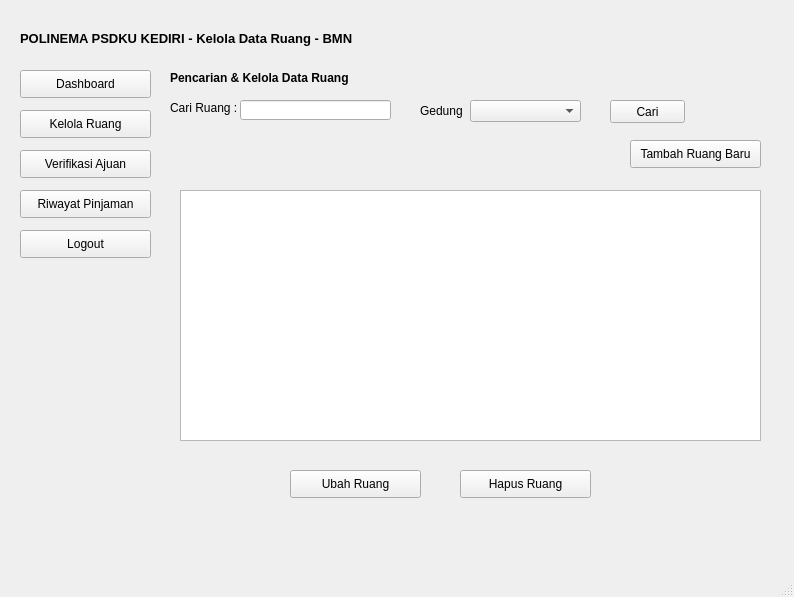
First picture: the form in ui/kelola_data_ruang_BMN.ui, repository Ariel-F-S/SistemPeminjamanRuangPolinemaKampusKediri, before the edit.
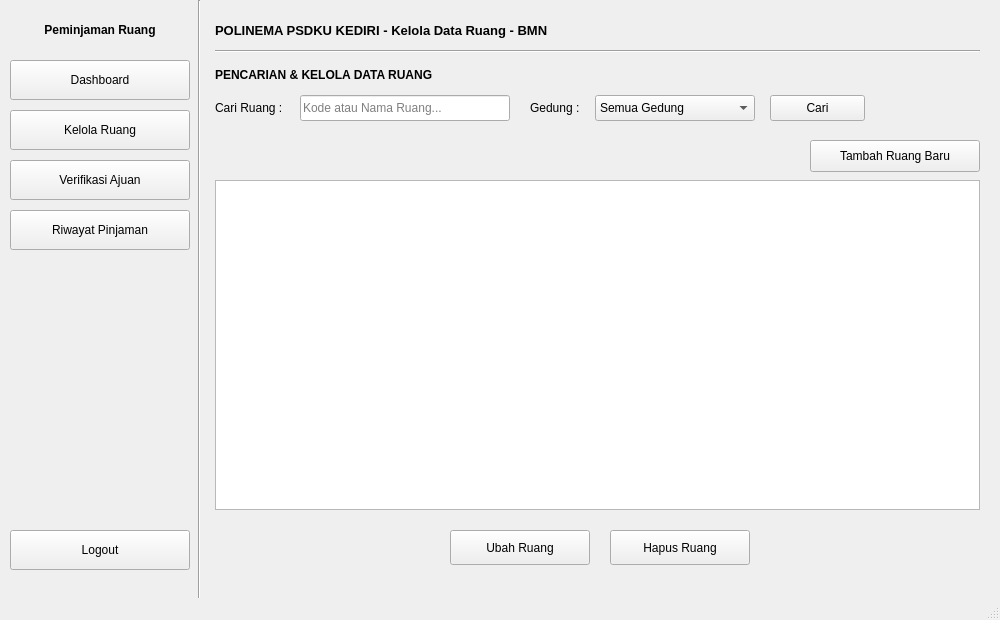
Second picture: the form after the edit. Icons and pictures are not drawn.

The edit to the form file:
```diff
--- a/ui/kelola_data_ruang_BMN.ui
+++ b/ui/kelola_data_ruang_BMN.ui
@@ -6,8 +6,8 @@
    <rect>
     <x>0</x>
     <y>0</y>
-    <width>794</width>
-    <height>597</height>
+    <width>1000</width>
+    <height>620</height>
    </rect>
   </property>
   <property name="windowTitle">
@@ -17,30 +17,32 @@
    <widget class="QLabel" name="label">
     <property name="geometry">
      <rect>
-      <x>20</x>
-      <y>30</y>
-      <width>351</width>
-      <height>16</height>
+      <x>10</x>
+      <y>15</y>
+      <width>180</width>
+      <height>30</height>
      </rect>
     </property>
     <property name="font">
      <font>
-      <pointsize>10</pointsize>
       <weight>75</weight>
       <bold>true</bold>
      </font>
     </property>
     <property name="text">
-     <string>POLINEMA PSDKU KEDIRI - Kelola Data Ruang - BMN</string>
+     <string>Peminjaman Ruang</string>
+    </property>
+    <property name="alignment">
+     <set>Qt::AlignCenter</set>
     </property>
    </widget>
    <widget class="QPushButton" name="pushButton">
     <property name="geometry">
      <rect>
-      <x>20</x>
-      <y>70</y>
-      <width>131</width>
-      <height>28</height>
+      <x>10</x>
+      <y>60</y>
+      <width>180</width>
+      <height>40</height>
      </rect>
     </property>
     <property name="text">
@@ -54,10 +56,10 @@
    <widget class="QPushButton" name="pushButton_2">
     <property name="geometry">
      <rect>
-      <x>20</x>
+      <x>10</x>
       <y>110</y>
-      <width>131</width>
-      <height>28</height>
+      <width>180</width>
+      <height>40</height>
      </rect>
     </property>
     <property name="text">
@@ -71,10 +73,10 @@
    <widget class="QPushButton" name="pushButton_3">
     <property name="geometry">
      <rect>
-      <x>20</x>
-      <y>150</y>
-      <width>131</width>
-      <height>28</height>
+      <x>10</x>
+      <y>160</y>
+      <width>180</width>
+      <height>40</height>
      </rect>
     </property>
     <property name="text">
@@ -88,10 +90,10 @@
    <widget class="QPushButton" name="pushButton_4">
     <property name="geometry">
      <rect>
-      <x>20</x>
-      <y>190</y>
-      <width>131</width>
-      <height>28</height>
+      <x>10</x>
+      <y>210</y>
+      <width>180</width>
+      <height>40</height>
      </rect>
     </property>
     <property name="text">
@@ -105,10 +107,10 @@
    <widget class="QPushButton" name="pushButton_5">
     <property name="geometry">
      <rect>
-      <x>20</x>
-      <y>230</y>
-      <width>131</width>
-      <height>28</height>
+      <x>10</x>
+      <y>530</y>
+      <width>180</width>
+      <height>40</height>
      </rect>
     </property>
     <property name="text">
@@ -119,81 +121,158 @@
       <normaloff>../icon/exit.png</normaloff>../icon/exit.png</iconset>
     </property>
    </widget>
-   <widget class="QLabel" name="label_2">
+   <widget class="QFrame" name="garisSidebar">
     <property name="geometry">
      <rect>
-      <x>170</x>
-      <y>70</y>
-      <width>191</width>
-      <height>16</height>
+      <x>198</x>
+      <y>0</y>
+      <width>2</width>
+      <height>600</height>
+     </rect>
+    </property>
+    <property name="frameShape">
+     <enum>QFrame::VLine</enum>
+    </property>
+    <property name="frameShadow">
+     <enum>QFrame::Sunken</enum>
+    </property>
+   </widget>
+   <widget class="QLabel" name="lblJudul">
+    <property name="geometry">
+     <rect>
+      <x>215</x>
+      <y>15</y>
+      <width>550</width>
+      <height>30</height>
      </rect>
     </property>
     <property name="font">
      <font>
+      <pointsize>10</pointsize>
       <weight>75</weight>
       <bold>true</bold>
      </font>
     </property>
     <property name="text">
-     <string>Pencarian &amp; Kelola Data Ruang</string>
+     <string>POLINEMA PSDKU KEDIRI - Kelola Data Ruang - BMN</string>
     </property>
    </widget>
-   <widget class="QLineEdit" name="lineEdit">
+   <widget class="QFrame" name="garisHeader">
     <property name="geometry">
      <rect>
-      <x>240</x>
-      <y>100</y>
-      <width>151</width>
+      <x>215</x>
+      <y>50</y>
+      <width>765</width>
+      <height>2</height>
+     </rect>
+    </property>
+    <property name="frameShape">
+     <enum>QFrame::HLine</enum>
+    </property>
+    <property name="frameShadow">
+     <enum>QFrame::Sunken</enum>
+    </property>
+   </widget>
+   <widget class="QLabel" name="lblFilterTitle">
+    <property name="geometry">
+     <rect>
+      <x>215</x>
+      <y>65</y>
+      <width>280</width>
       <height>20</height>
      </rect>
     </property>
-    <property name="clearButtonEnabled">
-     <bool>false</bool>
+    <property name="font">
+     <font>
+      <weight>75</weight>
+      <bold>true</bold>
+     </font>
+    </property>
+    <property name="text">
+     <string>PENCARIAN &amp; KELOLA DATA RUANG</string>
     </property>
    </widget>
    <widget class="QLabel" name="label_3">
     <property name="geometry">
      <rect>
-      <x>170</x>
-      <y>100</y>
-      <width>71</width>
-      <height>16</height>
+      <x>215</x>
+      <y>95</y>
+      <width>80</width>
+      <height>26</height>
      </rect>
     </property>
     <property name="text">
      <string>Cari Ruang :</string>
     </property>
    </widget>
-   <widget class="QComboBox" name="comboBox">
+   <widget class="QLineEdit" name="txtCariRuang">
     <property name="geometry">
      <rect>
-      <x>470</x>
-      <y>100</y>
-      <width>111</width>
-      <height>22</height>
+      <x>300</x>
+      <y>95</y>
+      <width>210</width>
+      <height>26</height>
      </rect>
     </property>
+    <property name="placeholderText">
+     <string>Kode atau Nama Ruang...</string>
+    </property>
    </widget>
    <widget class="QLabel" name="label_4">
     <property name="geometry">
      <rect>
-      <x>420</x>
-      <y>100</y>
-      <width>47</width>
-      <height>21</height>
+      <x>530</x>
+      <y>95</y>
+      <width>60</width>
+      <height>26</height>
      </rect>
     </property>
     <property name="text">
-     <string>Gedung : </string>
+     <string>Gedung :</string>
     </property>
    </widget>
-   <widget class="QPushButton" name="pushButton_6">
+   <widget class="QComboBox" name="comboGedung">
     <property name="geometry">
      <rect>
-      <x>610</x>
-      <y>100</y>
-      <width>75</width>
-      <height>23</height>
+      <x>595</x>
+      <y>95</y>
+      <width>160</width>
+      <height>26</height>
+     </rect>
+    </property>
+    <item>
+     <property name="text">
+      <string>Semua Gedung</string>
+     </property>
+    </item>
+    <item>
+     <property name="text">
+      <string>Gedung Kuliah 1</string>
+     </property>
+    </item>
+    <item>
+     <property name="text">
+      <string>Gedung Kuliah 2</string>
+     </property>
+    </item>
+    <item>
+     <property name="text">
+      <string>Gedung Teknik</string>
+     </property>
+    </item>
+    <item>
+     <property name="text">
+      <string>Aula</string>
+     </property>
+    </item>
+   </widget>
+   <widget class="QPushButton" name="btnCari">
+    <property name="geometry">
+     <rect>
+      <x>770</x>
+      <y>95</y>
+      <width>95</width>
+      <height>26</height>
      </rect>
     </property>
     <property name="text">
@@ -207,10 +286,10 @@
    <widget class="QPushButton" name="pushButton_7">
     <property name="geometry">
      <rect>
-      <x>630</x>
+      <x>810</x>
       <y>140</y>
-      <width>131</width>
-      <height>28</height>
+      <width>170</width>
+      <height>32</height>
      </rect>
     </property>
     <property name="text">
@@ -224,20 +303,20 @@
    <widget class="QTableWidget" name="tableWidget">
     <property name="geometry">
      <rect>
-      <x>180</x>
-      <y>190</y>
-      <width>581</width>
-      <height>251</height>
+      <x>215</x>
+      <y>180</y>
+      <width>765</width>
+      <height>330</height>
      </rect>
     </property>
    </widget>
    <widget class="QPushButton" name="pushButton_8">
     <property name="geometry">
      <rect>
-      <x>290</x>
-      <y>470</y>
-      <width>131</width>
-      <height>28</height>
+      <x>450</x>
+      <y>530</y>
+      <width>140</width>
+      <height>35</height>
      </rect>
     </property>
     <property name="text">
@@ -251,10 +330,10 @@
    <widget class="QPushButton" name="pushButton_9">
     <property name="geometry">
      <rect>
-      <x>460</x>
-      <y>470</y>
-      <width>131</width>
-      <height>28</height>
+      <x>610</x>
+      <y>530</y>
+      <width>140</width>
+      <height>35</height>
      </rect>
     </property>
     <property name="text">
```
Left out of the diff: 34 changed lines with no effect on the pictures.
